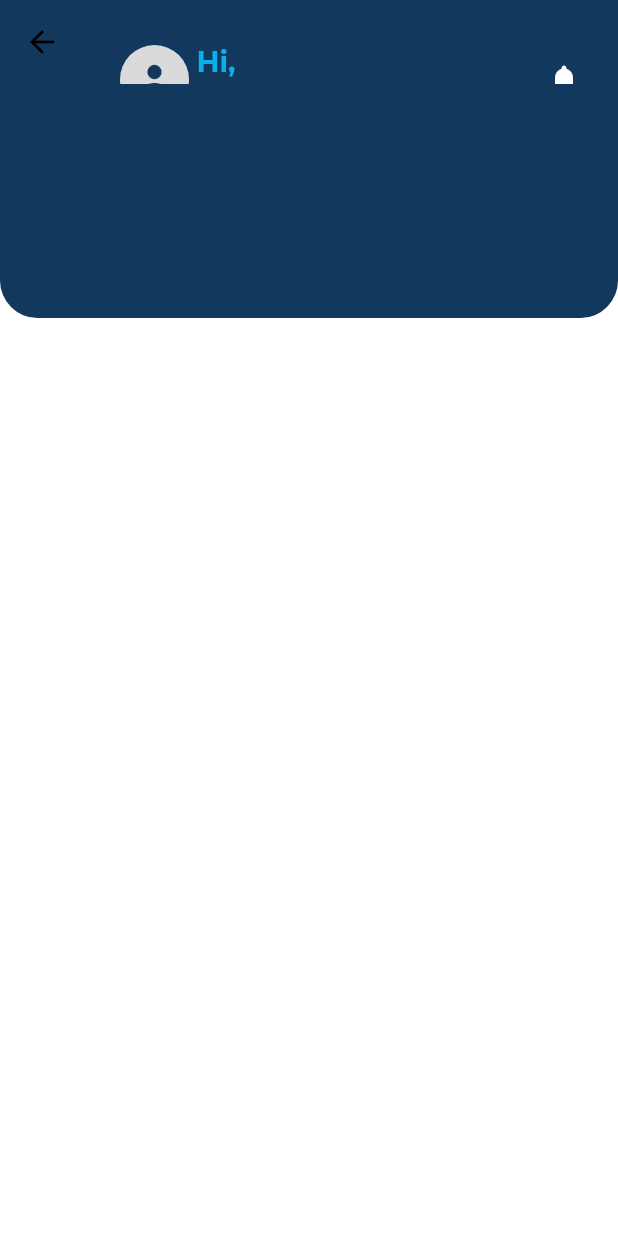
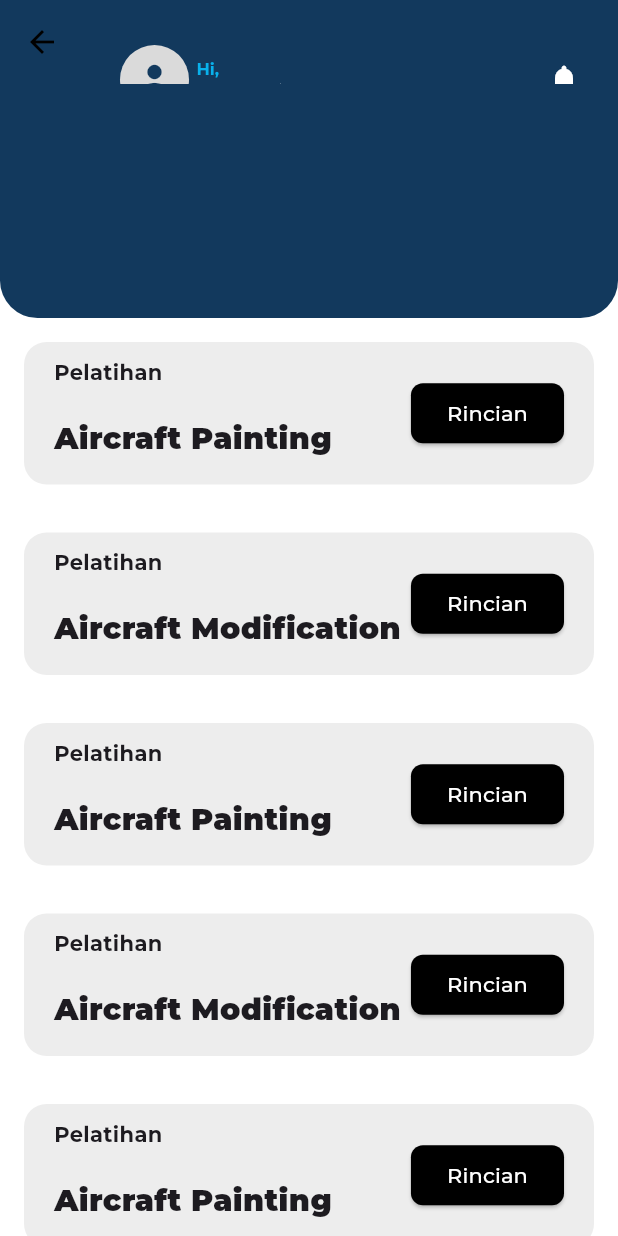
Before and after one commit to Megane-Team/aerolearn_app, a Flutter app: the Beranda screen opened directly, on a phone screen of 412 x 824 dp. Run offline on Flutter 3.47's test engine with Material 3 defaults, Android fonts, the phone set to English and light mode, and no system bars; our stand-ins replace flutter_dash, go_router, google_fonts, table_calendar, wtf_sliding_sheet; missing offline and left inert: flutter_datetime_format.

Commit message:
UI/Beranda:body

```diff
--- a/lib/page/beranda.dart
+++ b/lib/page/beranda.dart
@@ -27,7 +27,7 @@ class _BerandaState extends State<Beranda> {
                     SizedBox(
                       height: 50,
                     ),
-                     Row(
+                    Row(
                       children: [
                         CircleAvatar(
                           radius: 23,
@@ -44,14 +44,14 @@ class _BerandaState extends State<Beranda> {
                             Text(
                               'Hi, ',
                               style: TextStyle(
-                                  fontSize: 19,
+                                  fontSize: 11,
                                   fontWeight: FontWeight.bold,
                                   color: Color(0xFF09B1EC)),
                             ),
                             Text(
                               'Selamat siang!',
                               style: TextStyle(
-                                  fontSize: 19,
+                                  fontSize: 11,
                                   fontWeight: FontWeight.w500,
                                   color: Colors.white),
                             ),
@@ -69,6 +69,78 @@ class _BerandaState extends State<Beranda> {
               ),
             ),
           )),
+      body: Column(
+        children: [
+          Expanded(
+              child: ListView.builder(
+            itemCount: training.length,
+            itemBuilder: (context, index) {
+              var detailTraining = training[index];
+              return Padding(
+                padding: const EdgeInsets.all(16.0),
+                child: Container(
+                    padding:
+                    const EdgeInsets.symmetric(horizontal: 20, vertical: 10),
+                    width: MediaQuery.of(context).size.width * 0.7,
+                    height: 95,
+                    decoration: BoxDecoration(
+                      color: const Color(0xffEDEDED),
+                      borderRadius: BorderRadius.circular(15),
+                    ),
+                    child: Row(
+                      mainAxisAlignment: MainAxisAlignment.spaceBetween,
+                      children: [
+                        Column(
+                          crossAxisAlignment: CrossAxisAlignment.start,
+                          children: [
+                            const Text(
+                              'Pelatihan',
+                              style: TextStyle(
+                                fontSize: 14,
+                                fontWeight: FontWeight.bold,
+                              ),
+                            ),
+                            const SizedBox(height: 20),
+                            Text(
+                              detailTraining['jenis_latihan']!,
+                              style: const TextStyle(
+                                fontSize: 20,
+                                fontWeight: FontWeight.w900,
+                              ),
+                            ),
+                          ],
+                        ),
+                        ElevatedButton(
+                          onPressed: () {
+                            // Add your onPressed code here!
+                          },
+                          style: ElevatedButton.styleFrom(
+                            backgroundColor: Colors.black,
+                            foregroundColor: Colors.white,
+                            shape: RoundedRectangleBorder(
+                              borderRadius: BorderRadius.circular(8),
+                            ),
+                          ),
+                          child: const Text('Rincian'),
+                        ),
+                      ],
+                    )),
+              );
+            },
+          ))
+        ],
+      ),
     );
   }
 }
+
+List<Map<String, String>> training = [
+  {'jenis_latihan': 'Aircraft Painting'},
+  {'jenis_latihan': 'Aircraft Modification'},
+  {'jenis_latihan': 'Aircraft Painting'},
+  {'jenis_latihan': 'Aircraft Modification'},
+  {'jenis_latihan': 'Aircraft Painting'},
+  {'jenis_latihan': 'Aircraft Modification'},
+  {'jenis_latihan': 'Aircraft Painting'},
+  {'jenis_latihan': 'Aircraft Modification'},
+];
--- a/lib/page/progress.dart
+++ b/lib/page/progress.dart
@@ -27,9 +27,6 @@ class _ProgressState extends State<Progress> {
         ),
         body: Column(
           children: [
-            const SizedBox(
-              height: 20,
-            ),
             Expanded(
               child: ListView.builder(
                 itemCount: training.length,
--- a/lib/router.dart
+++ b/lib/router.dart
@@ -16,6 +16,7 @@ final router = GoRouter(
         builder: (context, state) => const Notification()),
     GoRoute(path: "/schedule", builder: (context, state) => const Schedule()),
     GoRoute(path: "/progress", builder: (context, state) => const Progress()),
-    GoRoute(path: '/', builder: (context, state) => const History()),
+    GoRoute(path: '/history', builder: (context, state) => const History()),
+    GoRoute(path: "/", builder: (context, state) => const Beranda()),
   ],
 );
```
